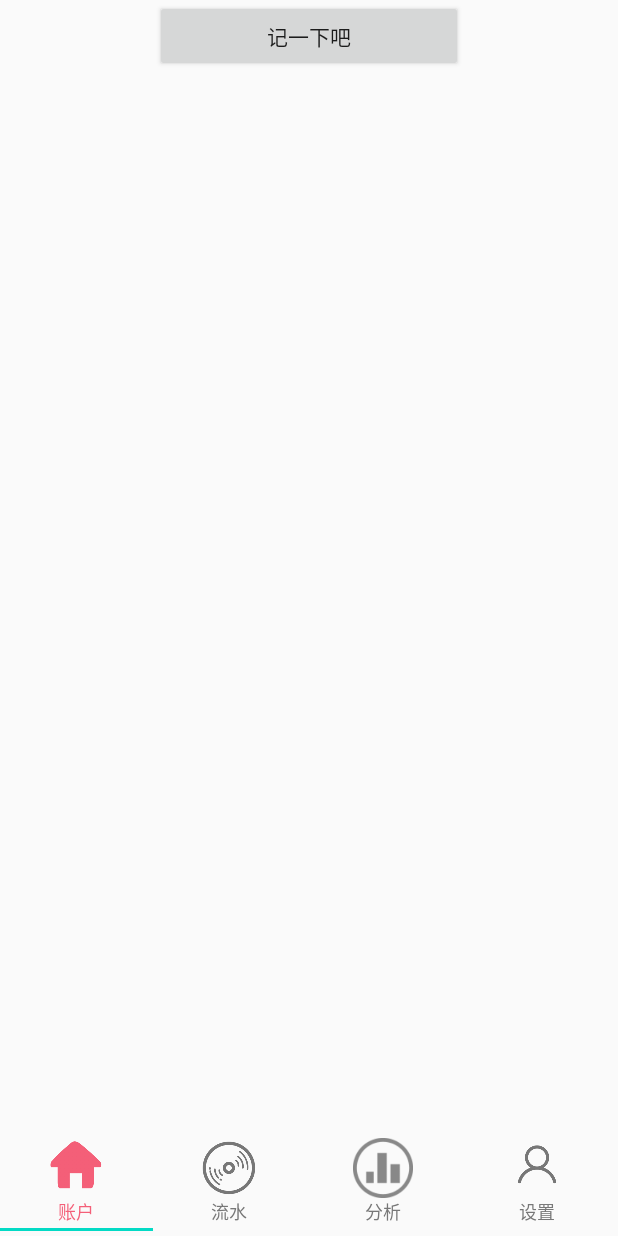
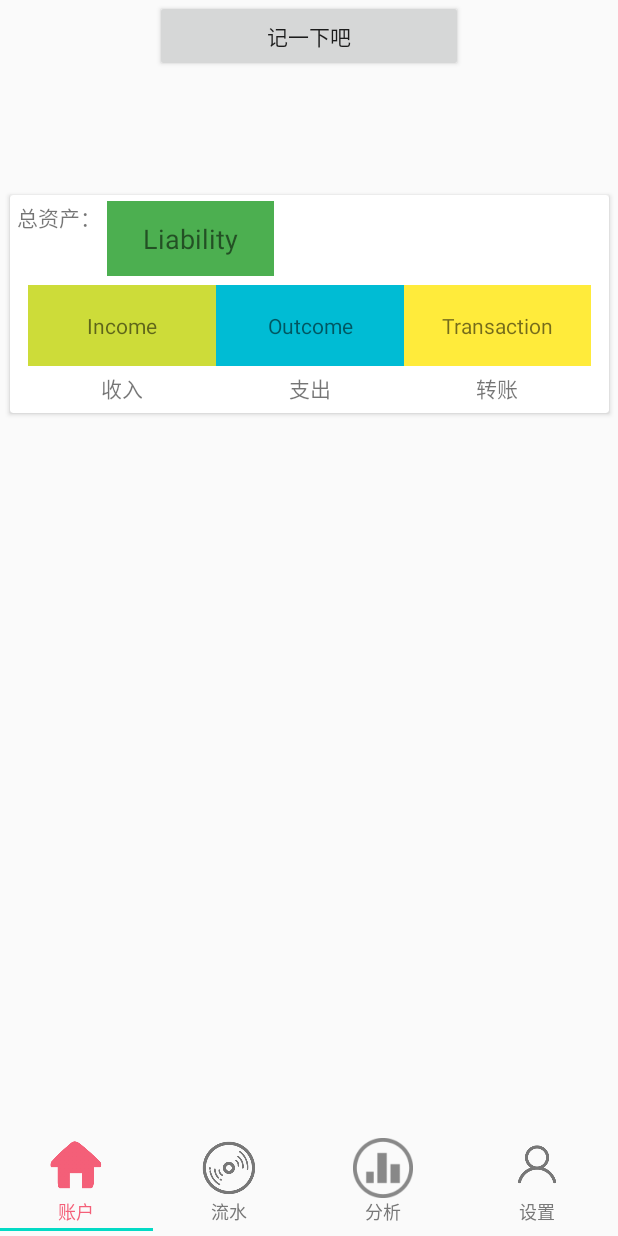
Before and after one commit to CMathmo/software-engineering, an Android app: the screen it shows after launch (MainActivity), on a phone screen of 412 x 824 dp. Run offline under Robolectric (Android 15) with nearby library versions, the phone set to English and light mode, and no system bars; our stand-ins replace Room's generated code.

Commit message:
没加啥东西，更新一下

```diff
--- a/t_Book/app/build.gradle
+++ b/t_Book/app/build.gradle
@@ -13,7 +13,7 @@ android {
         targetSdkVersion 30
         versionCode 1
         versionName "1.0"
-
+        multiDexEnabled true
         testInstrumentationRunner "androidx.test.runner.AndroidJUnitRunner"
     }
 
@@ -28,6 +28,7 @@ android {
 dependencies {
     implementation fileTree(dir: "libs", include: ["*.jar"])
     implementation "org.jetbrains.kotlin:kotlin-stdlib:$kotlin_version"
+    implementation 'androidx.multidex:multidex:2.0.1'
     implementation 'androidx.core:core-ktx:1.3.2'
     implementation 'androidx.appcompat:appcompat:1.2.0'
     implementation 'androidx.constraintlayout:constraintlayout:2.0.2'
--- a/t_Book/app/src/main/AndroidManifest.xml
+++ b/t_Book/app/src/main/AndroidManifest.xml
@@ -9,7 +9,7 @@
         android:roundIcon="@mipmap/ic_launcher_round"
         android:supportsRtl="true"
         android:theme="@style/AppTheme">
-        <activity android:name="com.wad.tBook.AddActivity"></activity>
+        <activity android:name="com.wad.tBook.AddActivity" />
         <activity android:name="com.wad.tBook.MainActivity">
 
             <intent-filter>
--- a/t_Book/app/src/main/java/com/wad/tBook/AddActivity.kt
+++ b/t_Book/app/src/main/java/com/wad/tBook/AddActivity.kt
@@ -1,14 +1,17 @@
 package com.wad.tBook
 
+import android.annotation.SuppressLint
 import android.app.Activity
 import android.content.Intent
 import android.icu.text.SimpleDateFormat
 import android.icu.util.Calendar
+import android.os.Build
 import androidx.appcompat.app.AppCompatActivity
 import android.os.Bundle
 import android.text.InputType
 import android.util.Log
 import android.widget.*
+import androidx.annotation.RequiresApi
 import com.bigkoo.pickerview.builder.OptionsPickerBuilder
 import com.bigkoo.pickerview.builder.TimePickerBuilder
 import com.bigkoo.pickerview.listener.OnOptionsSelectListener
@@ -224,6 +227,8 @@ class AddActivity : AppCompatActivity() {
         find<EditText>(R.id.remark_editText).setText("")
     }
 
+    @SuppressLint("SimpleDateFormat")
+    @RequiresApi(Build.VERSION_CODES.N)
     fun getNow(): String {
         if (android.os.Build.VERSION.SDK_INT >= 24){
             return SimpleDateFormat("yyyy-MM-dd HH:mm:ss.SSS").format(Date())
--- a/t_Book/app/src/main/java/com/wad/tBook/MainActivity.kt
+++ b/t_Book/app/src/main/java/com/wad/tBook/MainActivity.kt
@@ -12,6 +12,7 @@ import androidx.fragment.app.Fragment
 import androidx.fragment.app.FragmentActivity
 import androidx.fragment.app.FragmentManager
 import androidx.fragment.app.FragmentPagerAdapter
+import androidx.multidex.MultiDex
 import com.wad.tBook.setting.SettingFragment
 import kotlinx.android.synthetic.main.activity_show.*
 import androidx.viewpager.widget.ViewPager
@@ -38,6 +39,7 @@ class MainActivity : FragmentActivity() {
 
     override fun onCreate(savedInstanceState: Bundle?) {
         super.onCreate(savedInstanceState)
+        MultiDex.install(this)
         setContentView(R.layout.activity_show)
         val add_button : Button = find(R.id.add_button)
         //val button = findViewById(R.id.button1) as Button
--- a/t_Book/app/src/main/java/com/wad/tBook/statistical/AccountAdapter.kt
+++ b/t_Book/app/src/main/java/com/wad/tBook/statistical/AccountAdapter.kt
@@ -5,6 +5,7 @@ import android.view.View
 import android.view.ViewGroup
 import android.widget.BaseAdapter
 import android.widget.TextView
+import androidx.cardview.widget.CardView
 import com.wad.tBook.R
 import com.wad.tBook.room.Accounting
 import java.util.ArrayList
@@ -37,20 +38,22 @@ class AccountAdapter(
         if (convertView == null){
             view = View.inflate(context, R.layout.list_account_view,null)
             viewHolder = ViewHolder()
+            viewHolder.accountCardView = view.findViewById(R.id.card_account)
             viewHolder.accountView = view.findViewById(R.id.textAccounttype)
             viewHolder.amountView = view.findViewById(R.id.textAmount)
             view.tag = viewHolder
         }else{
             view = convertView
-            viewHolder = view!!.tag as ViewHolder
+            viewHolder = view.tag as ViewHolder
         }
 
-        viewHolder.accountView!!.text = itemList!![position].accountingAcconut.toString()
-        viewHolder.amountView!!.text = itemList!![position].accountingAmount.toString()
+        viewHolder.accountView!!.text = itemList[position].accountingAcconut.toString()
+        viewHolder.amountView!!.text = itemList[position].accountingAmount.toString()
 
         return view
     }
     inner class ViewHolder{
+        var accountCardView:CardView ?= null
         var accountView:TextView ?= null
         var amountView:TextView ?= null
     }
--- a/t_Book/app/src/main/java/com/wad/tBook/statistical/AccountFragment.kt
+++ b/t_Book/app/src/main/java/com/wad/tBook/statistical/AccountFragment.kt
@@ -34,7 +34,7 @@ class AccountFragment : Fragment() {
 //            val account = accountList[position]
 //            Toast.makeText(this,account.accountingAcconut,Toast.LENGTH_SHORT).show()
 //        }
-        return super.onCreateView(inflater, container, savedInstanceState)
+        return inflater.inflate(R.layout.fragment_account,container,false)
     }
 
     private fun dataInfo(){
--- a/t_Book/app/src/main/res/layout/fragment_account.xml
+++ b/t_Book/app/src/main/res/layout/fragment_account.xml
@@ -6,19 +6,136 @@
     android:layout_width="match_parent"
     android:layout_height="match_parent">
 
+    <androidx.cardview.widget.CardView
+        android:id="@+id/card_account"
+        android:layout_width="399dp"
+        android:layout_height="145dp"
+        android:layout_marginStart="8dp"
+        android:layout_marginEnd="8dp"
+        app:layout_constraintBottom_toTopOf="@+id/account_list"
+        app:layout_constraintEnd_toEndOf="parent"
+        app:layout_constraintHorizontal_bias="0.461"
+        app:layout_constraintStart_toStartOf="parent"
+        app:layout_constraintTop_toTopOf="parent"
+        app:layout_constraintVertical_bias="0.853">
+
+        <androidx.constraintlayout.widget.ConstraintLayout
+            android:layout_width="398dp"
+            android:layout_height="match_parent"
+            android:layout_gravity="center">
+
+            <LinearLayout
+                android:layout_width="375dp"
+                android:layout_height="54dp"
+                android:layout_gravity="center"
+                android:orientation="horizontal"
+                app:layout_constraintBottom_toTopOf="@+id/linearLayout"
+                app:layout_constraintEnd_toEndOf="parent"
+                app:layout_constraintStart_toStartOf="parent">
+
+                <TextView
+                    android:id="@+id/text_income"
+                    android:layout_width="125dp"
+                    android:layout_height="54dp"
+                    android:layout_weight="1"
+                    android:background="#CDDC39"
+                    android:gravity="center"
+                    android:text="Income" />
+
+                <TextView
+                    android:id="@+id/text_outcome"
+                    android:layout_width="125dp"
+                    android:layout_height="54dp"
+                    android:layout_weight="1"
+                    android:background="#00BCD4"
+                    android:gravity="center"
+                    android:text="Outcome" />
+
+                <TextView
+                    android:id="@+id/text_transaction"
+                    android:layout_width="125dp"
+                    android:layout_height="54dp"
+                    android:layout_weight="1"
+                    android:background="#FFEB3B"
+                    android:gravity="center"
+                    android:text="Transaction" />
+            </LinearLayout>
+
+            <LinearLayout
+                android:id="@+id/linearLayout"
+                android:layout_width="375dp"
+                android:layout_height="29dp"
+                android:layout_marginBottom="2dp"
+                android:gravity="center"
+                android:orientation="horizontal"
+                app:layout_constraintBottom_toBottomOf="parent"
+                app:layout_constraintEnd_toEndOf="parent"
+                app:layout_constraintStart_toStartOf="parent">
+
+                <TextView
+                    android:id="@+id/textView11"
+                    android:layout_width="125dp"
+                    android:layout_height="wrap_content"
+                    android:layout_weight="1"
+                    android:gravity="center"
+                    android:text="收入" />
+
+                <TextView
+                    android:id="@+id/textView12"
+                    android:layout_width="125dp"
+                    android:layout_height="wrap_content"
+                    android:layout_weight="1"
+                    android:gravity="center"
+                    android:text="支出" />
+
+                <TextView
+                    android:id="@+id/textView13"
+                    android:layout_width="125dp"
+                    android:layout_height="wrap_content"
+                    android:layout_weight="1"
+                    android:gravity="center"
+                    android:text="转账" />
+            </LinearLayout>
+
+            <TextView
+                android:id="@+id/textView18"
+                android:layout_width="wrap_content"
+                android:layout_height="wrap_content"
+                android:layout_marginStart="4dp"
+                android:layout_marginTop="4dp"
+                android:text="总资产："
+                app:layout_constraintStart_toStartOf="parent"
+                app:layout_constraintTop_toTopOf="parent" />
+
+            <TextView
+                android:id="@+id/textView19"
+                android:layout_width="111dp"
+                android:layout_height="50dp"
+                android:layout_marginStart="64dp"
+                android:layout_marginTop="4dp"
+                android:background="#4CAF50"
+                android:gravity="center"
+                android:text="Liability"
+                android:textSize="18sp"
+                app:layout_constraintStart_toStartOf="parent"
+                app:layout_constraintTop_toTopOf="parent" />
+        </androidx.constraintlayout.widget.ConstraintLayout>
+
+    </androidx.cardview.widget.CardView>
+
     <ListView
         android:id="@+id/account_list"
-        android:layout_width="397dp"
-        android:layout_height="607dp"
+        android:layout_width="394dp"
+        android:layout_height="460dp"
         android:layout_marginStart="1dp"
-        android:layout_marginTop="1dp"
         android:layout_marginEnd="1dp"
-        android:layout_marginBottom="1dp"
+        android:layout_marginBottom="16dp"
         android:divider="@color/common_main_gray"
         android:scrollIndicators="right"
         android:scrollbarStyle="insideOverlay"
         app:layout_constraintBottom_toBottomOf="parent"
         app:layout_constraintEnd_toEndOf="parent"
-        app:layout_constraintStart_toStartOf="parent"
-        app:layout_constraintTop_toTopOf="parent" />
+        app:layout_constraintHorizontal_bias="0.466"
+        app:layout_constraintStart_toStartOf="parent" />
+
 </androidx.constraintlayout.widget.ConstraintLayout>
```
